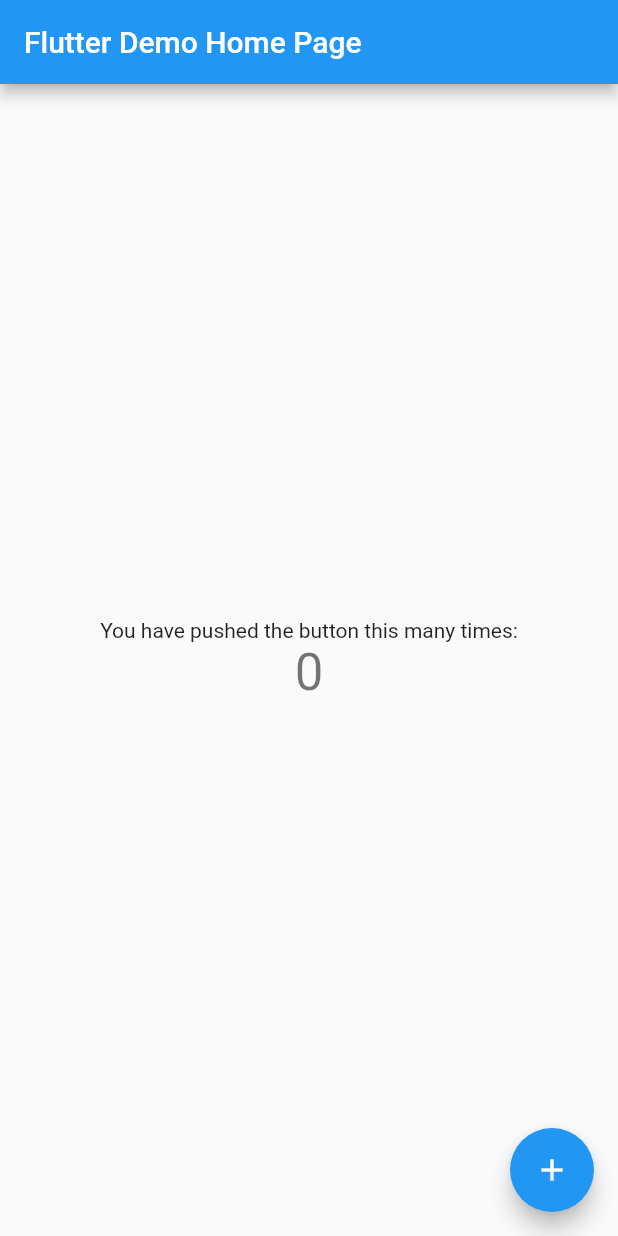
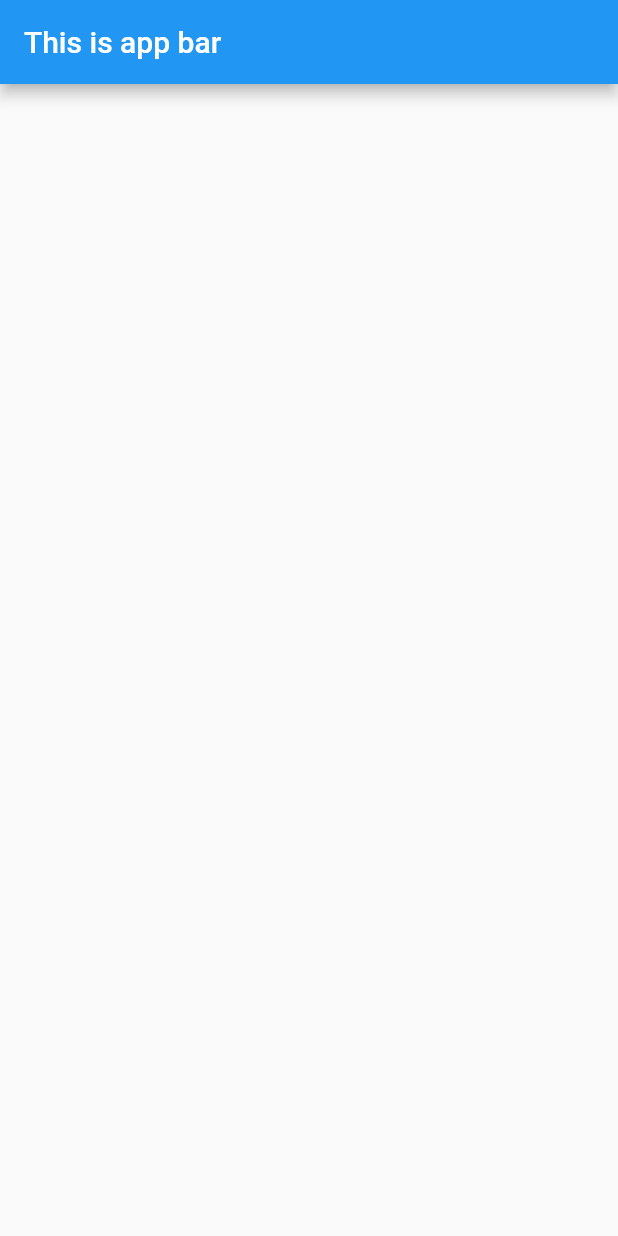
Before and after one commit to Amanpatel2002-g/first_calclulator_app, a Flutter app: the screen it shows after launch, on a phone screen of 412 x 824 dp. Run offline on Flutter 3.47's test engine with Material 2 defaults, Android fonts, the phone set to English and light mode, and no system bars.

Commit message:
day1 completed

```diff
--- /dev/null
+++ b/lib/buttons.dart
@@ -0,0 +1,18 @@
+import 'package:flutter/material.dart';
+
+class Mybuttons extends StatelessWidget {
+  const Mybuttons({Key? key}) : super(key: key);
+
+  @override
+  Widget build(BuildContext context) {
+    return Material(
+      child: GridView.count(
+        crossAxisCount: 2,
+        padding: const EdgeInsets.all(20),
+        children: [
+
+        ],
+      ),
+    );
+  }
+}
--- a/lib/main.dart
+++ b/lib/main.dart
@@ -1,115 +1,21 @@
 import 'package:flutter/material.dart';
 
 void main() {
-  runApp(const MyApp());
+  runApp(const MainPage());
 }
 
-class MyApp extends StatelessWidget {
-  const MyApp({Key? key}) : super(key: key);
+class MainPage extends StatelessWidget {
+  const MainPage({Key? key}) : super(key: key);
 
-  // This widget is the root of your application.
   @override
   Widget build(BuildContext context) {
+    var titlestr = "This is app bar";
     return MaterialApp(
-      title: 'Flutter Demo',
-      theme: ThemeData(
-        // This is the theme of your application.
-        //
-        // Try running your application with "flutter run". You'll see the
-        // application has a blue toolbar. Then, without quitting the app, try
-        // changing the primarySwatch below to Colors.green and then invoke
-        // "hot reload" (press "r" in the console where you ran "flutter run",
-        // or simply save your changes to "hot reload" in a Flutter IDE).
-        // Notice that the counter didn't reset back to zero; the application
-        // is not restarted.
-        primarySwatch: Colors.blue,
+      home: Scaffold(
+        appBar: AppBar(
+          title: Text(titlestr),
+        ),
       ),
-      home: const MyHomePage(title: 'Flutter Demo Home Page'),
     );
   }
 }
-
-class MyHomePage extends StatefulWidget {
-  const MyHomePage({Key? key, required this.title}) : super(key: key);
-
-  // This widget is the home page of your application. It is stateful, meaning
-  // that it has a State object (defined below) that contains fields that affect
-  // how it looks.
-
-  // This class is the configuration for the state. It holds the values (in this
-  // case the title) provided by the parent (in this case the App widget) and
-  // used by the build method of the State. Fields in a Widget subclass are
-  // always marked "final".
-
-  final String title;
-
-  @override
-  State<MyHomePage> createState() => _MyHomePageState();
-}
-
-class _MyHomePageState extends State<MyHomePage> {
-  int _counter = 0;
-
-  void _incrementCounter() {
-    setState(() {
-      // This call to setState tells the Flutter framework that something has
-      // changed in this State, which causes it to rerun the build method below
-      // so that the display can reflect the updated values. If we changed
-      // _counter without calling setState(), then the build method would not be
-      // called again, and so nothing would appear to happen.
-      _counter++;
-    });
-  }
-
-  @override
-  Widget build(BuildContext context) {
-    // This method is rerun every time setState is called, for instance as done
-    // by the _incrementCounter method above.
-    //
-    // The Flutter framework has been optimized to make rerunning build methods
-    // fast, so that you can just rebuild anything that needs updating rather
-    // than having to individually change instances of widgets.
-    return Scaffold(
-      appBar: AppBar(
-        // Here we take the value from the MyHomePage object that was created by
-        // the App.build method, and use it to set our appbar title.
-        title: Text(widget.title),
-      ),
-      body: Center(
-        // Center is a layout widget. It takes a single child and positions it
-        // in the middle of the parent.
-        child: Column(
-          // Column is also a layout widget. It takes a list of children and
-          // arranges them vertically. By default, it sizes itself to fit its
-          // children horizontally, and tries to be as tall as its parent.
-          //
-          // Invoke "debug painting" (press "p" in the console, choose the
-          // "Toggle Debug Paint" action from the Flutter Inspector in Android
-          // Studio, or the "Toggle Debug Paint" command in Visual Studio Code)
-          // to see the wireframe for each widget.
-          //
-          // Column has various properties to control how it sizes itself and
-          // how it positions its children. Here we use mainAxisAlignment to
-          // center the children vertically; the main axis here is the vertical
-          // axis because Columns are vertical (the cross axis would be
-          // horizontal).
-          mainAxisAlignment: MainAxisAlignment.center,
-          children: <Widget>[
-            const Text(
-              'You have pushed the button this many times:',
-            ),
-            Text(
-              '$_counter',
-              style: Theme.of(context).textTheme.headline4,
-            ),
-          ],
-        ),
-      ),
-      floatingActionButton: FloatingActionButton(
-        onPressed: _incrementCounter,
-        tooltip: 'Increment',
-        child: const Icon(Icons.add),
-      ), // This trailing comma makes auto-formatting nicer for build methods.
-    );
-  }
-}
--- /dev/null
+++ b/lib/singlebutton.dart
@@ -0,0 +1,5 @@
+import 'package:flutter/material.dart';
+
+class SingleButtonPage {
+
+}
```
Also changed, not shown: lib/calculation.dart (added).
